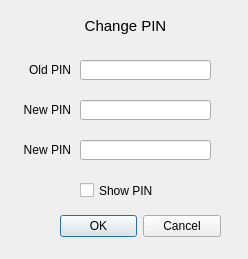
Above: stick20changepassworddialog.ui from Nitrokey/nitrokey-app before the change. Below: the same form after it.
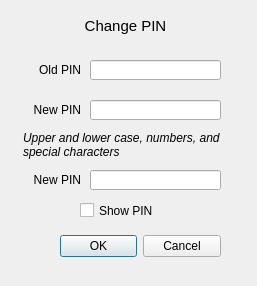
That is the form after the change. Icons and pictures are not drawn.

What changed in the file:
```diff
--- a/stick20changepassworddialog.ui
+++ b/stick20changepassworddialog.ui
@@ -6,8 +6,8 @@
    <rect>
     <x>0</x>
     <y>0</y>
-    <width>248</width>
-    <height>259</height>
+    <width>257</width>
+    <height>286</height>
    </rect>
   </property>
   <property name="windowTitle">
@@ -21,7 +21,7 @@
    <property name="geometry">
     <rect>
      <x>60</x>
-     <y>210</y>
+     <y>230</y>
      <width>161</width>
      <height>32</height>
     </rect>
@@ -36,9 +36,9 @@
   <widget class="QLabel" name="label">
    <property name="geometry">
     <rect>
-     <x>20</x>
+     <x>10</x>
      <y>10</y>
-     <width>211</width>
+     <width>231</width>
      <height>31</height>
     </rect>
    </property>
@@ -57,7 +57,7 @@
   <widget class="QLineEdit" name="lineEdit_OldPW">
    <property name="geometry">
     <rect>
-     <x>80</x>
+     <x>90</x>
      <y>60</y>
      <width>131</width>
      <height>20</height>
@@ -67,7 +67,7 @@
   <widget class="QLineEdit" name="lineEdit_NewPW_1">
    <property name="geometry">
     <rect>
-     <x>80</x>
+     <x>90</x>
      <y>100</y>
      <width>131</width>
      <height>20</height>
@@ -77,8 +77,8 @@
   <widget class="QLineEdit" name="lineEdit_NewPW_2">
    <property name="geometry">
     <rect>
-     <x>80</x>
-     <y>140</y>
+     <x>90</x>
+     <y>170</y>
      <width>131</width>
      <height>20</height>
     </rect>
@@ -87,9 +87,9 @@
   <widget class="QLabel" name="label_2">
    <property name="geometry">
     <rect>
-     <x>20</x>
+     <x>0</x>
      <y>60</y>
-     <width>51</width>
+     <width>81</width>
      <height>20</height>
     </rect>
    </property>
@@ -105,7 +105,7 @@
     <rect>
      <x>0</x>
      <y>100</y>
-     <width>71</width>
+     <width>81</width>
      <height>20</height>
     </rect>
    </property>
@@ -120,8 +120,8 @@
    <property name="geometry">
     <rect>
      <x>0</x>
-     <y>140</y>
-     <width>71</width>
+     <y>170</y>
+     <width>81</width>
      <height>20</height>
     </rect>
    </property>
@@ -136,7 +136,7 @@
    <property name="geometry">
     <rect>
      <x>80</x>
-     <y>180</y>
+     <y>200</y>
      <width>111</width>
      <height>21</height>
     </rect>
@@ -145,6 +145,28 @@
     <string>Show PIN</string>
    </property>
   </widget>
+  <widget class="QLabel" name="label_5">
+   <property name="geometry">
+    <rect>
+     <x>23</x>
+     <y>120</y>
+     <width>221</width>
+     <height>51</height>
+    </rect>
+   </property>
+   <property name="inputMethodHints">
+    <set>Qt::ImhNone</set>
+   </property>
+   <property name="text">
+    <string>&lt;html&gt;&lt;head/&gt;&lt;body&gt;&lt;p&gt;&lt;span style=&quot; font-style:italic;&quot;&gt;Upper and lower case, numbers, and special characters&lt;/span&gt;&lt;/p&gt;&lt;/body&gt;&lt;/html&gt;</string>
+   </property>
+   <property name="alignment">
+    <set>Qt::AlignLeading|Qt::AlignLeft|Qt::AlignVCenter</set>
+   </property>
+   <property name="wordWrap">
+    <bool>true</bool>
+   </property>
+  </widget>
  </widget>
  <resources>
   <include location="resources.qrc"/>
```
